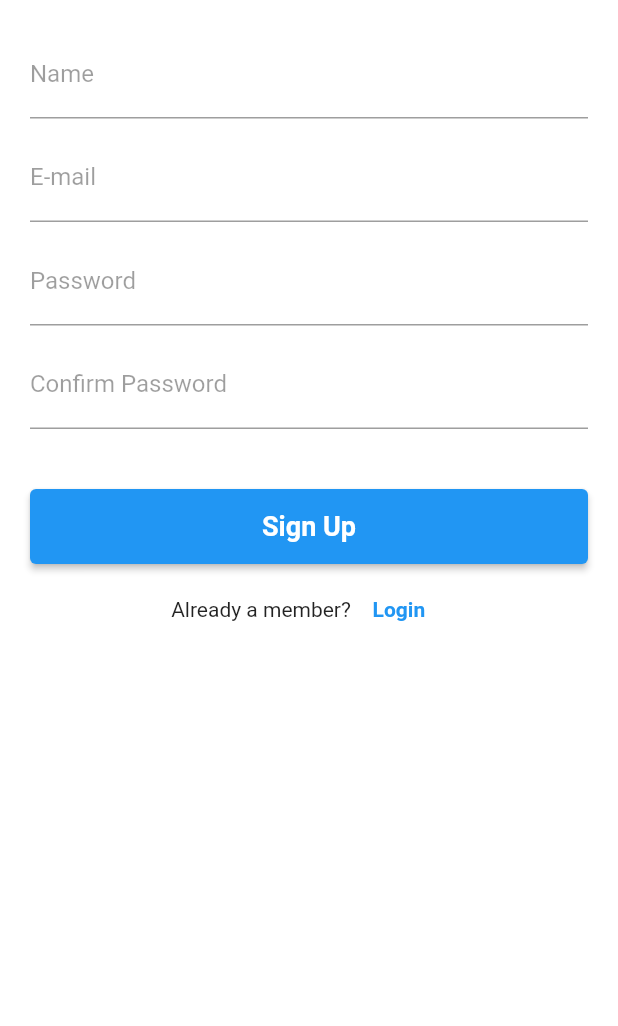
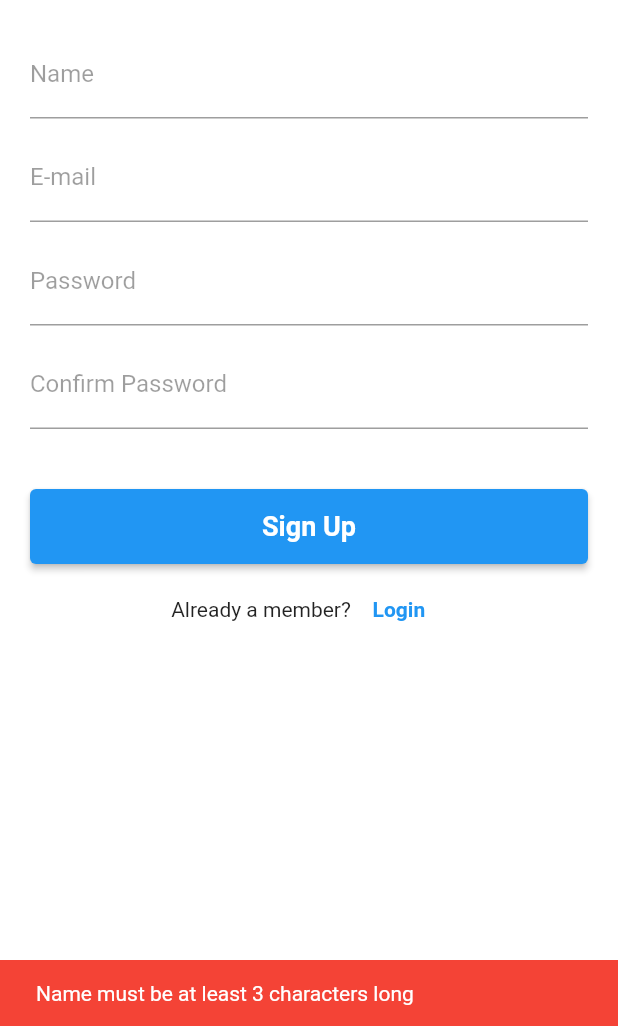
Before and after one commit to MeherajUlMahmmud/DevBlog, a Flutter app: the SignUpScreen screen opened directly, after a tap on "Sign Up", on a phone screen of 412 x 824 dp, the part 210-1236 px from its top. Run offline on Flutter 3.47's test engine with Material 2 defaults, Android fonts, the phone set to English and light mode, and no system bars; our stand-ins replace image_cropper, image_picker, shared_preferences; accounts and stored records are empty.

Commit message:
Update signup_screen.dart

```diff
--- a/flutter_mobile/lib/screens/auth_screens/signup_screen.dart
+++ b/flutter_mobile/lib/screens/auth_screens/signup_screen.dart
@@ -1,5 +1,9 @@
 import 'package:DevBlog/screens/auth_screens/login_screen.dart';
+import 'package:DevBlog/services/user_service.dart';
+import 'package:DevBlog/utils/util_func.dart';
+import 'package:DevBlog/utils/validators.dart';
 import 'package:flutter/material.dart';
+import 'package:http/http.dart';
 
 class SignUpScreen extends StatefulWidget {
   @override
@@ -7,6 +11,47 @@ class SignUpScreen extends StatefulWidget {
 }
 
 class _SignUpScreenState extends State<SignUpScreen> {
+  String _name, _email, _password, _confirmPassword;
+  TextEditingController _nameController = TextEditingController();
+  TextEditingController _emailController = TextEditingController();
+  TextEditingController _passwordController = TextEditingController();
+  TextEditingController _confirmPasswordController = TextEditingController();
+
+  void _registerUser() {
+    _name = _nameController.text;
+    _email = _emailController.text;
+    _password = _passwordController.text;
+    _confirmPassword = _confirmPasswordController.text;
+
+    if (Validator.isValidName(_name) &&
+        Validator.isValidEmail(_email) &&
+        Validator.isValidPassword(_password) &&
+        Validator.isValidConfirmPassword(_password, _confirmPassword)) {
+      UserService().registerUser(_name, _email, _password).then((response) {
+        if (response.isSuccessful) {
+          UtilityFunction.showSnackbar(
+              context, "Account creation successful", true);
+          Navigator.pushReplacement(
+              context, MaterialPageRoute(builder: (context) => LoginScreen()));
+        } else {
+          UtilityFunction.showAlertDialog(
+              context, "Error", response.message, false);
+        }
+      });
+    } else if (!Validator.isValidName(_name)) {
+      UtilityFunction.showSnackbar(
+          context, 'Name must be at least 3 characters long', false);
+    } else if (!Validator.isValidEmail(_email)) {
+      UtilityFunction.showSnackbar(
+          context, 'Please enter a valid email', false);
+    } else if (!Validator.isValidPassword(_password)) {
+      UtilityFunction.showSnackbar(
+          context, 'Password must be at least 8 characters long', false);
+    } else if (!Validator.isValidConfirmPassword(_password, _confirmPassword)) {
+      UtilityFunction.showSnackbar(context, 'Passwords do not match', false);
+    }
+  }
+
   @override
   Widget build(BuildContext context) {
     return Scaffold(
@@ -25,6 +70,7 @@ class _SignUpScreenState extends State<SignUpScreen> {
             ),
             TextFormField(
               keyboardType: TextInputType.name,
+              controller: _nameController,
               decoration: InputDecoration(
                 labelText: "Name",
                 labelStyle: TextStyle(
@@ -38,6 +84,7 @@ class _SignUpScreenState extends State<SignUpScreen> {
             ),
             TextFormField(
               keyboardType: TextInputType.emailAddress,
+              controller: _emailController,
               decoration: InputDecoration(
                 labelText: "E-mail",
                 labelStyle: TextStyle(
@@ -51,6 +98,7 @@ class _SignUpScreenState extends State<SignUpScreen> {
             ),
             TextFormField(
               keyboardType: TextInputType.text,
+              controller: _passwordController,
               obscureText: true,
               decoration: InputDecoration(
                 labelText: "Password",
@@ -65,6 +113,7 @@ class _SignUpScreenState extends State<SignUpScreen> {
             ),
             TextFormField(
               keyboardType: TextInputType.text,
+              controller: _confirmPasswordController,
               obscureText: true,
               decoration: InputDecoration(
                 labelText: "Confirm Password",
@@ -88,7 +137,9 @@ class _SignUpScreenState extends State<SignUpScreen> {
                   ),
                   textAlign: TextAlign.left,
                 ),
-                onPressed: () {},
+                onPressed: () {
+                  _registerUser();
+                },
               ),
             ),
             SizedBox(
```
